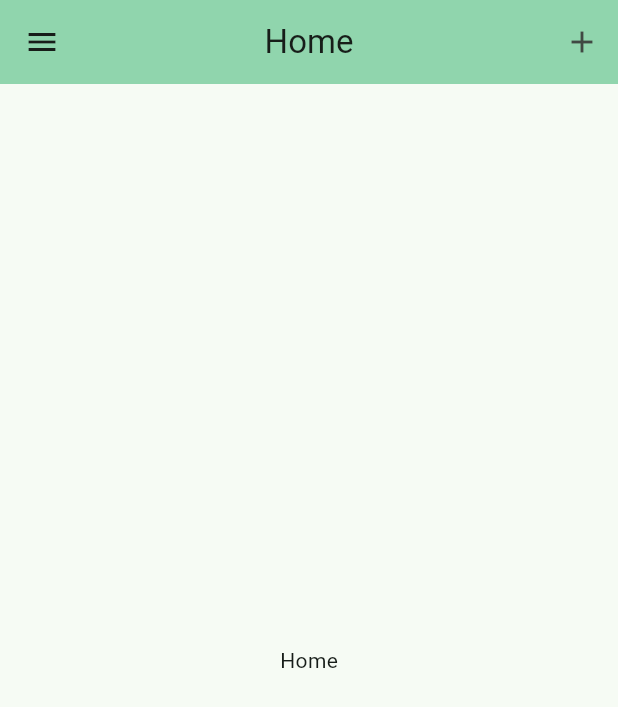
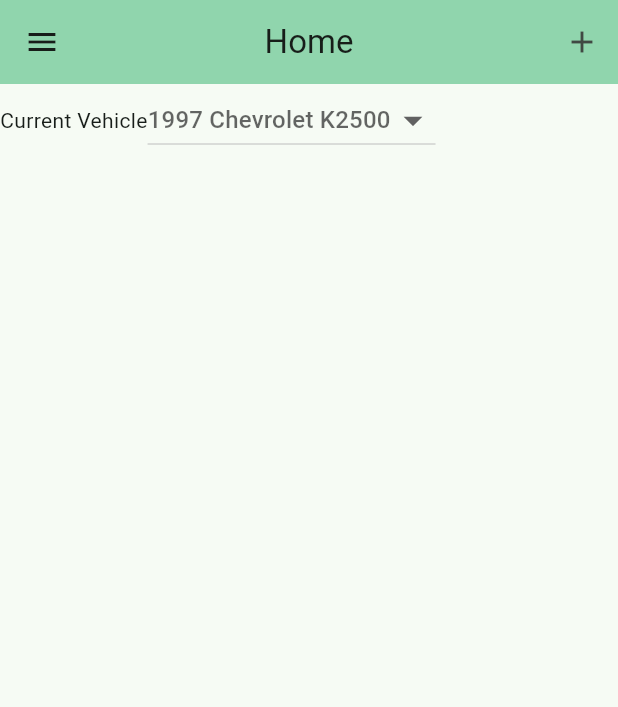
Before and after one commit to Modipy/FuelMileageTracker, a Flutter app: the screen it shows after launch, on a phone screen of 412 x 824 dp. Shown: the top 707 px of the screen. Run offline on Flutter 3.47's test engine with Material 3 defaults, Android fonts, the phone set to English and light mode, and no system bars.

Commit message:
Added a  vehicle dropdown on the home page
Added a  vehicle dropdown on the home page

```diff
--- a/mileage_tracker/lib/home_page.dart
+++ b/mileage_tracker/lib/home_page.dart
@@ -1,7 +1,8 @@
-
 import 'package:flutter/material.dart';
 import 'package:mileage_tracker/drawer_item.dart';
 import 'package:mileage_tracker/mileage_model.dart';
+import 'package:mileage_tracker/vehicle.dart';
+
 class HomePage extends StatefulWidget {
   const HomePage({super.key, required this.mileageModel});
 
@@ -12,9 +13,8 @@ class HomePage extends StatefulWidget {
 }
 
 class _HomePageState extends State<HomePage> {
-
   // Current index of selected drawer item
-  int _selectedIndex = 0;
+  int _drawerSelectedIndex = 0;
   // List of items for the drawer
   static final List<DrawerItem> _drawerItems = [
     DrawerItem('Home', const Icon(Icons.home), 0),
@@ -25,6 +25,8 @@ class _HomePageState extends State<HomePage> {
     DrawerItem('Settings', const Icon(Icons.settings), 5)
   ];
 
+  //List<Widget> pageList = [homePageBody(context, widget.mileageModel.vehicleList.getBasicInfoAsString())];
+  String? dropDownValue;
 
   @override
   Widget build(BuildContext context) {
@@ -37,54 +39,37 @@ class _HomePageState extends State<HomePage> {
                 onPressed: () {
                   Scaffold.of(context).openDrawer();
                 },
-                icon: const Icon(Icons.menu/*Icons.density_medium_rounded*/),
+                icon: const Icon(Icons.menu /*Icons.density_medium_rounded*/),
               );
             },
           ),
           actions: <Widget>[
-            // Flexible(
-            //   child: DropdownButton(
-            //     iconDisabledColor:
-            //         Theme.of(context).colorScheme.primaryContainer,
-            //     iconEnabledColor:
-            //         Theme.of(context).colorScheme.primaryContainer,
-            //     value: selectedChoice,
-            //     underline: Container(),
-            //     style: TextStyle(color: Theme.of(context).colorScheme.primary),
-            //     icon: const Icon(Icons.density_medium_rounded),
-            //     items: dropdownChoices.map((String items) {
-            //       return DropdownMenuItem(value: items, child: Text(items));
-            //     }).toList(),
-            //     onChanged: (String? newValue) {
-            //       setState(() {
-            //         selectedChoice = newValue!;
-            //       });
-            //     },
-            //   ),
-            // ),
-
             IconButton(
               onPressed: _addFuelMileage,
-              icon: (_addButtonIsAvailable(_drawerItems[_selectedIndex])) ? const Icon(Icons.add) : Container(),
+              icon: (_addButtonIsAvailable(_drawerItems[_drawerSelectedIndex]))
+                  ? const Icon(Icons.add)
+                  : Container(),
             )
           ],
           backgroundColor: Theme.of(context).colorScheme.inversePrimary,
-          title: _drawerItems[_selectedIndex].getNameAsText(),
+          title: _drawerItems[_drawerSelectedIndex].getNameAsText(),
           centerTitle: true,
         ),
-        body: Center(
-          child: _drawerItems[_selectedIndex].getNameAsText()
-        ),
+        body: homePageBody(
+            context,
+            widget.mileageModel
+                .getBasicVehicleInfoAsString()), //Center(child: _drawerItems[_selectedIndex].getNameAsText()),
+        // might have to make a function that returns a widget based on the _drawerSelectedIndex
         drawer: Drawer(
           child: ListView(
-            padding: EdgeInsets.zero, // Important: Remove any padding from the ListView.
+            padding: EdgeInsets
+                .zero, // Important: Remove any padding from the ListView.
             children: [
               DrawerHeader(
-                decoration: BoxDecoration(
-                  color: Theme.of(context).colorScheme.primaryContainer,
-                ),
-                child: _drawerItems[_selectedIndex].getNameAsText()
-              ),
+                  decoration: BoxDecoration(
+                    color: Theme.of(context).colorScheme.primaryContainer,
+                  ),
+                  child: _drawerItems[_drawerSelectedIndex].getNameAsText()),
               drawerTile(context, _drawerItems[0]),
               drawerTile(context, _drawerItems[1]),
               drawerTile(context, _drawerItems[2]),
@@ -100,20 +85,68 @@ class _HomePageState extends State<HomePage> {
     return ListTile(
       leading: drawerItem.getIcon(),
       title: drawerItem.getNameAsText(),
-      selected: _selectedIndex == drawerItem.getIndex(),
+      selected: _drawerSelectedIndex == drawerItem.getIndex(),
       onTap: () {
-        setState(() { _selectedIndex = drawerItem.getIndex(); }); // Update the state of the app
+        setState(() {
+          _drawerSelectedIndex = drawerItem.getIndex();
+        }); // Update the state of the app
         Navigator.pop(context); // Then close the drawer
       },
+    );
+  }
+
+  @override
+  void initState() {
+    super.initState();
+    // Initialize dropDownValue with a default value, if desired
+    dropDownValue = widget.mileageModel.getBasicVehicleInfoAsString().first;
+  }
+
+  Column homePageBody(BuildContext context, List<String?> vehicleList) {
+    //String? dropDownValue = vehicleList[0];
+
+    return Column(
+      children: [
+        Row(
+          children: [
+            const Text("Current Vehicle"),
+            DropdownButton(
+              hint: Text(dropDownValue!),
+              iconSize: 30.0,
+              items: vehicleList.map(
+                (val) {
+                  return DropdownMenuItem<String>(
+                    value: val,
+                    child: Text(val!),
+                  );
+                },
+              ).toList(),
+              onChanged: (val) {
+                setState(
+                  () {
+                    dropDownValue = val;
+                  },
+                );
+              },
+            ),
+          ],
+        )
+      ],
     );
   }
 
   void _addFuelMileage() {}
 
   bool _addButtonIsAvailable(DrawerItem drawerItem) {
-    if (drawerItem.getName() == "Home") { return true; }
-    if (drawerItem.getName() == "Logbook") { return true; }
-    if (drawerItem.getName() == "Vehicles") { return true; }
+    if (drawerItem.getName() == "Home") {
+      return true;
+    }
+    if (drawerItem.getName() == "Logbook") {
+      return true;
+    }
+    if (drawerItem.getName() == "Vehicles") {
+      return true;
+    }
     return false;
   }
 }
--- a/mileage_tracker/lib/mileage_model.dart
+++ b/mileage_tracker/lib/mileage_model.dart
@@ -2,11 +2,29 @@ import 'package:flutter/material.dart';
 import 'package:mileage_tracker/vehicle.dart';
 
 class MileageModel extends ChangeNotifier {
+  List<Vehicle> vehicleList = [
+    Vehicle(1997, 'Chevrolet', 'K2500', 'Truck', 236000),
+    Vehicle(1999, 'GMC', 'Sierra', 'Truck', 168000),
+    Vehicle(1983, 'BMW', '633 CSI', 'Car', 212000),
+    Vehicle(2015, 'GMC', 'Sierra', 'Truck', 148000)
+  ];
 
-  List<Vehicle> vehicleList = [];
+  Vehicle selectedVehicle = Vehicle();
 
-  static void getUserVehicles() async {
-
+  Vehicle getSelectedVehicle() {
+    selectedVehicle = vehicleList[0];
+    notifyListeners();
+    return selectedVehicle;
   }
 
+  List<String?> getBasicVehicleInfoAsString() {
+    List<String?> userVehicleNames = [];
+    for (int i = 0; i < vehicleList.length; i++) {
+      String? vehicleToAdd = vehicleList[i].getBasicInfoAsString();
+      userVehicleNames.add(vehicleToAdd);
+    }
+    return userVehicleNames;
+  }
+
+  static void getUserVehicles() async {}
 }
--- a/mileage_tracker/lib/vehicle.dart
+++ b/mileage_tracker/lib/vehicle.dart
@@ -10,6 +10,10 @@ class Vehicle {
 
   Vehicle([this.year, this.make, this.model, this.vehicleType, this.mileage]); // Constructor for a vehicle
 
+  String? getBasicInfoAsString() {
+    return "$year $make $model";
+  }
+
 
   void updateVehicleMileage(double newMileage) {
     mileage = newMileage;
```
Also changed, not shown: mileage_tracker/lib/mileage_page.dart (deleted).
